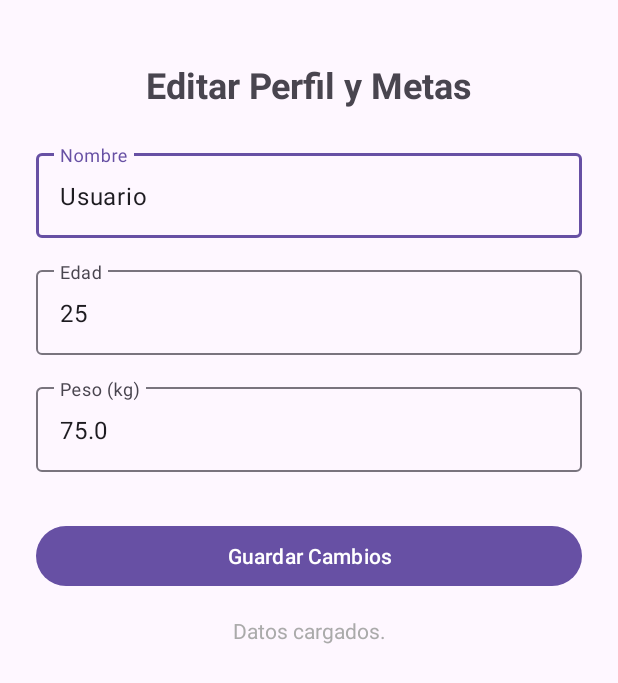
After one commit to AlexissBF/NutriTrack, an Android app: the ProfileActivity screen opened directly, with no data from a screen before it, on a phone screen of 412 x 824 dp. The commit adds this screen. Shown: the top 683 px of the screen. Run offline under Robolectric (Android 15) with nearby library versions, the phone set to English and light mode, and no system bars.

Commit message:
implemetacion de edicion de perfil

```diff
--- a/app/src/main/AndroidManifest.xml
+++ b/app/src/main/AndroidManifest.xml
@@ -15,6 +15,9 @@
         android:supportsRtl="true"
         android:theme="@style/Theme.NutriTrack"
         android:usesCleartextTraffic="true">
+        <activity
+            android:name=".ProfileActivity"
+            android:exported="false" />
         <activity
             android:name=".ActivityEntryActivity"
             android:exported="false" />
--- a/app/src/main/java/com/example/nutritrack/ActivityEntryActivity.kt
+++ b/app/src/main/java/com/example/nutritrack/ActivityEntryActivity.kt
@@ -1,5 +1,3 @@
-// ActivityEntryActivity.kt
-
 package com.example.nutritrack
 
 import androidx.appcompat.app.AppCompatActivity
--- a/app/src/main/java/com/example/nutritrack/DashboardActivity.kt
+++ b/app/src/main/java/com/example/nutritrack/DashboardActivity.kt
@@ -1,4 +1,3 @@
-// DashboardActivity.kt (Corregido para uso local y RecordPrefs)
 package com.example.nutritrack
 
 import android.content.Intent
@@ -24,31 +23,39 @@ class DashboardActivity : AppCompatActivity() {
         recordPrefs = RecordPrefs(this)
         userPrefs = UserPrefs(this)
 
-        // 1. Mostrar el saludo
+
         val userName = intent.getStringExtra("USER_NAME") ?: userPrefs.getStoredName() ?: "Usuario"
         binding.tvWelcome.text = "¡Hola, $userName!"
 
-        // 2. Asignar listeners a los botones principales
+
+
+
         binding.btnRegisterFood.setOnClickListener {
             val intent = Intent(this, FoodEntryActivity::class.java)
             startActivity(intent)
         }
 
-        // El listener para el botón de actividad debe ir aquí (lo implementaremos en el siguiente módulo)
+
         binding.btnRegisterActivity.setOnClickListener {
             val intent = Intent(this, ActivityEntryActivity::class.java)
             startActivity(intent)
         }
 
+        binding.btnViewReports.setOnClickListener {
+            val intent = Intent(this, ProfileActivity::class.java)
+            startActivity(intent)
+        }
+
+
         binding.btnLogout.setOnClickListener {
             performLogout()
         }
 
-        // 3. Mostrar el resumen (se llama también en onResume)
+
         updateBalanceView()
     }
 
-    // Esta función se llama cada vez que la Activity vuelve a primer plano (ej: desde FoodEntryActivity)
+
     override fun onResume() {
         super.onResume()
         updateBalanceView()
@@ -58,17 +65,30 @@ class DashboardActivity : AppCompatActivity() {
         val lastFood = recordPrefs.getLastFoodEntry()
         val lastActivity = recordPrefs.getLastActivityEntry()
 
-        // Usamos una simulación de balance con los últimos registros guardados
+        val balanceStatus = getSimulatedBalanceStatus()
+
         binding.tvBalanceValue.text =
-            "Última Comida: $lastFood\n" +
+            "Balance Diario: $balanceStatus\n" +
+                    "Última Comida: $lastFood\n" +
                     "Última Actividad: $lastActivity"
     }
 
+    private fun getSimulatedBalanceStatus(): String {
+        val randomStatus = (0..2).random()
+        return when (randomStatus) {
+            0 -> "Superávit (+)"
+            1 -> "Déficit (-)"
+            else -> "Neutro (≈)"
+        }
+    }
+
+
     private fun performLogout() {
-        // Borra la sesión local y redirige al login (MainActivity)
+        // Borra la sesión local y redirige al login
         userPrefs.clearUser()
         Toast.makeText(this, "Sesión cerrada.", Toast.LENGTH_SHORT).show()
         val intent = Intent(this, MainActivity::class.java)
+
         intent.flags = Intent.FLAG_ACTIVITY_NEW_TASK or Intent.FLAG_ACTIVITY_CLEAR_TASK
         startActivity(intent)
     }
--- a/app/src/main/java/com/example/nutritrack/MainActivity.kt
+++ b/app/src/main/java/com/example/nutritrack/MainActivity.kt
@@ -1,4 +1,3 @@
-// MainActivity.kt (Corregido para uso local)
 package com.example.nutritrack
 
 import android.content.Intent
--- /dev/null
+++ b/app/src/main/java/com/example/nutritrack/ProfileActivity.kt
@@ -0,0 +1,79 @@
+package com.example.nutritrack
+
+import androidx.appcompat.app.AppCompatActivity
+import android.os.Bundle
+import android.widget.Toast
+import com.example.nutritrack.databinding.ActivityProfileBinding
+import com.example.nutritrack.storage.UserPrefs
+
+class ProfileActivity : AppCompatActivity() {
+
+    private lateinit var binding: ActivityProfileBinding
+    private lateinit var userPrefs: UserPrefs
+
+    override fun onCreate(savedInstanceState: Bundle?) {
+        super.onCreate(savedInstanceState)
+
+        binding = ActivityProfileBinding.inflate(layoutInflater)
+        setContentView(binding.root)
+
+        userPrefs = UserPrefs(this)
+
+        // 1. Cargar los datos actuales al iniciar
+        loadCurrentProfile()
+
+        // 2. Asignar listener al botón de guardar
+        binding.btnSaveProfile.setOnClickListener {
+            saveProfileChanges()
+        }
+    }
+
+    // Función para cargar los datos guardados en UserPrefs
+    private fun loadCurrentProfile() {
+        // En nuestra implementación local, solo guardamos nombre, email y password.
+        // Simularemos la edad y peso ya que no están en UserPrefs.saveUser().
+
+        val currentName = userPrefs.getStoredName()
+
+        binding.etProfileName.setText(currentName)
+        // Estos campos no se guardaron, se usan valores por defecto para simular
+        binding.etProfileAge.setText("25")
+        binding.etProfileWeight.setText("75.0")
+
+        binding.tvProfileMessage.text = "Datos cargados."
+        binding.tvProfileMessage.setTextColor(getColor(android.R.color.darker_gray))
+    }
+
+    // Función para guardar los cambios en UserPrefs
+    private fun saveProfileChanges() {
+        val newName = binding.etProfileName.text.toString().trim()
+        val ageStr = binding.etProfileAge.text.toString().trim()
+        val weightStr = binding.etProfileWeight.text.toString().trim()
+
+        // 1. Validación
+        if (newName.isEmpty() || ageStr.isEmpty() || weightStr.isEmpty()) {
+            Toast.makeText(this, "Todos los campos deben estar llenos.", Toast.LENGTH_SHORT).show()
+            return
+        }
+
+        // 2. Guardar (Solo actualizaremos el nombre en UserPrefs, ya que es el único dato editable guardado)
+        // Nota: En una app real, se actualizarían todos los campos
+
+        val storedEmail = userPrefs.getStoredEmail() ?: ""
+        val storedPassword = userPrefs.getStoredPassword() ?: ""
+
+        if (storedEmail.isNotEmpty() && storedPassword.isNotEmpty()) {
+            userPrefs.saveUser(storedEmail, storedPassword, newName)
+            Toast.makeText(this, "¡Perfil actualizado con éxito!", Toast.LENGTH_LONG).show()
+
+            binding.tvProfileMessage.text = "Perfil actualizado: $newName"
+            binding.tvProfileMessage.setTextColor(getColor(android.R.color.holo_green_dark))
+
+            // Cierra la Activity para volver al Dashboard
+            finish()
+        } else {
+            binding.tvProfileMessage.text = "Error: Usuario no logueado."
+            binding.tvProfileMessage.setTextColor(getColor(android.R.color.holo_red_dark))
+        }
+    }
+}
--- a/app/src/main/res/layout/activity_dashboard.xml
+++ b/app/src/main/res/layout/activity_dashboard.xml
@@ -54,6 +54,17 @@
         android:layout_marginBottom="8dp"/>
 
     <Button
+        android:id="@+id/btn_view_reports"
+        android:layout_width="match_parent"
+        android:layout_height="wrap_content"
+        android:text="Editar Perfil y Metas"
+        android:layout_marginBottom="12dp"
+        android:padding="16dp"
+        android:backgroundTint="@android:color/holo_blue_dark"
+        android:textColor="@android:color/white"
+        />
+
+    <Button
         android:id="@+id/btn_logout"
         android:layout_width="match_parent"
         android:layout_height="wrap_content"
--- /dev/null
+++ b/app/src/main/res/layout/activity_profile.xml
@@ -0,0 +1,93 @@
+<?xml version="1.0" encoding="utf-8"?>
+<androidx.constraintlayout.widget.ConstraintLayout xmlns:android="http://schemas.android.com/apk/res/android"
+    xmlns:app="http://schemas.android.com/apk/res-auto"
+    xmlns:tools="http://schemas.android.com/tools"
+    android:layout_width="match_parent"
+    android:layout_height="match_parent"
+    android:padding="24dp"
+    tools:context=".ProfileActivity">
+
+    <TextView
+        android:id="@+id/tv_profile_title"
+        android:layout_width="wrap_content"
+        android:layout_height="wrap_content"
+        android:text="Editar Perfil y Metas"
+        android:textSize="24sp"
+        android:textStyle="bold"
+        android:layout_marginTop="16dp"
+        app:layout_constraintTop_toTopOf="parent"
+        app:layout_constraintStart_toStartOf="parent"
+        app:layout_constraintEnd_toEndOf="parent" />
+
+    <com.google.android.material.textfield.TextInputLayout
+        android:id="@+id/til_profile_name"
+        android:layout_width="0dp"
+        android:layout_height="wrap_content"
+        android:layout_marginTop="24dp"
+        app:layout_constraintTop_toBottomOf="@id/tv_profile_title"
+        app:layout_constraintStart_toStartOf="parent"
+        app:layout_constraintEnd_toEndOf="parent">
+
+        <com.google.android.material.textfield.TextInputEditText
+            android:id="@+id/et_profile_name"
+            android:layout_width="match_parent"
+            android:layout_height="wrap_content"
+            android:hint="Nombre"
+            android:inputType="textPersonName" />
+    </com.google.android.material.textfield.TextInputLayout>
+
+    <com.google.android.material.textfield.TextInputLayout
+        android:id="@+id/til_profile_age"
+        android:layout_width="0dp"
+        android:layout_height="wrap_content"
+        android:layout_marginTop="16dp"
+        app:layout_constraintTop_toBottomOf="@id/til_profile_name"
+        app:layout_constraintStart_toStartOf="parent"
+        app:layout_constraintEnd_toEndOf="parent">
+
+        <com.google.android.material.textfield.TextInputEditText
+            android:id="@+id/et_profile_age"
+            android:layout_width="match_parent"
+            android:layout_height="wrap_content"
+            android:hint="Edad"
+            android:inputType="number" />
+    </com.google.android.material.textfield.TextInputLayout>
+
+    <com.google.android.material.textfield.TextInputLayout
+        android:id="@+id/til_profile_weight"
+        android:layout_width="0dp"
+        android:layout_height="wrap_content"
+        android:layout_marginTop="16dp"
+        app:layout_constraintTop_toBottomOf="@id/til_profile_age"
+        app:layout_constraintStart_toStartOf="parent"
+        app:layout_constraintEnd_toEndOf="parent">
+
+        <com.google.android.material.textfield.TextInputEditText
+            android:id="@+id/et_profile_weight"
+            android:layout_width="match_parent"
+            android:layout_height="wrap_content"
+            android:hint="Peso (kg)"
+            android:inputType="numberDecimal" />
+    </com.google.android.material.textfield.TextInputLayout>
+
+    <Button
+        android:id="@+id/btn_save_profile"
+        android:layout_width="0dp"
+        android:layout_height="wrap_content"
+        android:text="Guardar Cambios"
+        android:layout_marginTop="32dp"
+        app:layout_constraintTop_toBottomOf="@id/til_profile_weight"
+        app:layout_constraintStart_toStartOf="parent"
+        app:layout_constraintEnd_toEndOf="parent" />
+
+    <TextView
+        android:id="@+id/tv_profile_message"
+        android:layout_width="wrap_content"
+        android:layout_height="wrap_content"
+        android:textColor="@android:color/holo_green_dark"
+        android:layout_marginTop="16dp"
+        app:layout_constraintTop_toBottomOf="@id/btn_save_profile"
+        app:layout_constraintStart_toStartOf="parent"
+        app:layout_constraintEnd_toEndOf="parent" />
+
+</androidx.constraintlayout.widget.ConstraintLayout>
```
Also changed, not shown: app/src/main/java/com/example/nutritrack/FoodEntryActivity.kt (+7 -7 lines).
